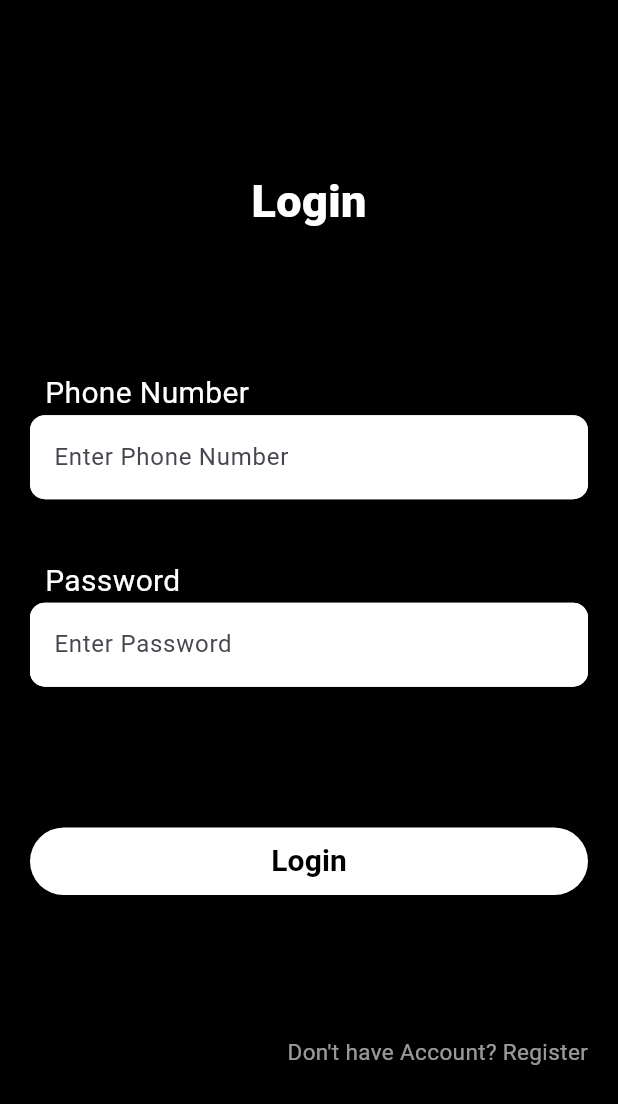
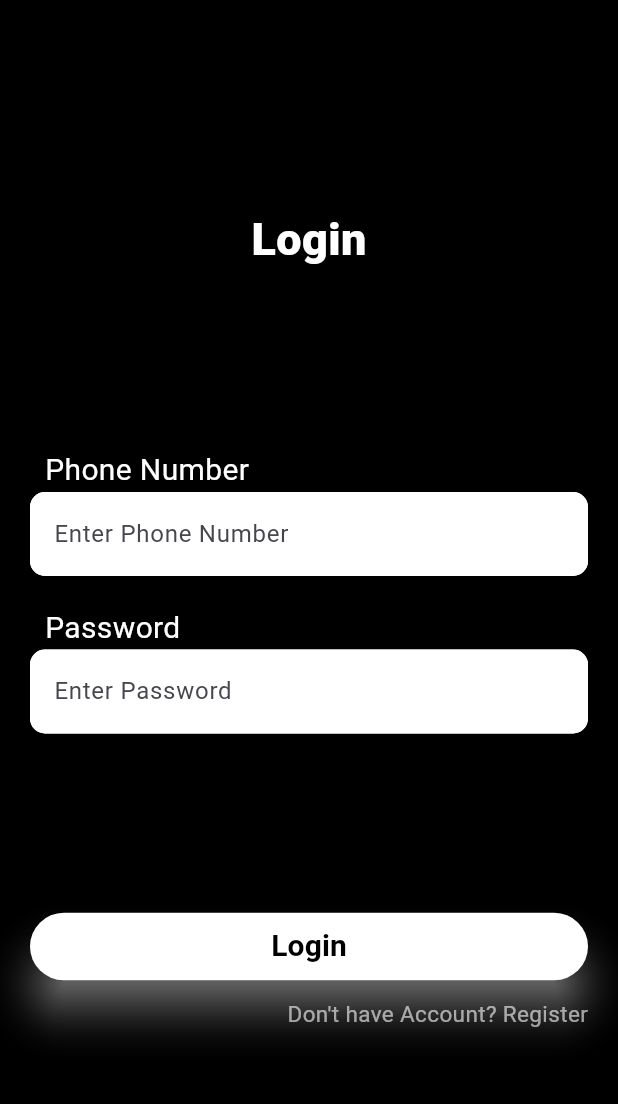
Before and after one commit to shivam181102/Notes-App-Flutter, a Flutter app: the Login screen opened directly, on a phone screen of 412 x 824 dp. Shown: the top 1104 px of the screen. Run offline on Flutter 3.47's test engine with Material 3 defaults, Android fonts, the phone set to English and light mode, and no system bars.

Commit message:
Second Commit

```diff
--- a/lib/Pages/login.dart
+++ b/lib/Pages/login.dart
@@ -41,7 +41,7 @@ class Login extends StatelessWidget {
             Column(
               crossAxisAlignment: CrossAxisAlignment.start,
               children: [
-                Padding(
+                const Padding(
                   padding: EdgeInsets.only(left: 10.0),
                   child: Text(
                     "Phone Number",
@@ -50,7 +50,7 @@ class Login extends StatelessWidget {
                 ),
                 TextField(
                   controller: phoneNumberController,
-                  decoration: InputDecoration(
+                  decoration: const InputDecoration(
                       fillColor: Colors.white,
                       filled: true,
                       hintText: "Enter Phone Number",
@@ -58,13 +58,10 @@ class Login extends StatelessWidget {
                       focusedBorder: borders),
                   keyboardType: TextInputType.phone,
                 ),
-                SizedBox(
+                const SizedBox(
                   height: 20,
                 ),
-                SizedBox(
-                  height: 20,
-                ),
-                Padding(
+                const Padding(
                   padding: EdgeInsets.only(left: 10.0),
                   child: Text(
                     "Password",
@@ -73,7 +70,7 @@ class Login extends StatelessWidget {
                 ),
                 TextField(
                   controller: passwordController,
-                  decoration: InputDecoration(
+                  decoration: const InputDecoration(
                       fillColor: Colors.white,
                       filled: true,
                       hintText: "Enter Password",
@@ -83,12 +80,16 @@ class Login extends StatelessWidget {
                 ),
               ],
             ),
+            Column(
+              children: [
                 ElevatedButton(
                   onPressed: _login,
                   style: ButtonStyle(
+                      elevation: WidgetStatePropertyAll(12),
+                      shadowColor: const WidgetStatePropertyAll(Colors.white),
                       backgroundColor: WidgetStateProperty.all(Colors.white),
-                  fixedSize:
-                      const WidgetStatePropertyAll(Size(double.maxFinite, 45))),
+                      fixedSize: const WidgetStatePropertyAll(
+                          Size(double.maxFinite, 45))),
                   child: const Text(
                     "Login",
                     style: TextStyle(
@@ -97,14 +98,20 @@ class Login extends StatelessWidget {
                         fontWeight: FontWeight.w700),
                   ),
                 ),
+                SizedBox(
+                  height: 10,
+                ),
                 Row(
                   mainAxisAlignment: MainAxisAlignment.end,
                   children: [
                     GestureDetector(
+                      onTap: () => Navigator.pushNamed(context, 'register'),
                       child: const Text(
                         "Don't have Account? Register",
                         style: TextStyle(color: Colors.white60, fontSize: 15),
                       ),
+                    ),
+                  ],
                 ),
               ],
             )
```
Also changed, not shown: lib/Pages/OtpVerify.dart (+13 -3 lines), lib/Pages/Register.dart (+13 -3 lines), lib/main.dart (+6 -1 lines). Lines whose indentation alone changed are shown as unchanged.
